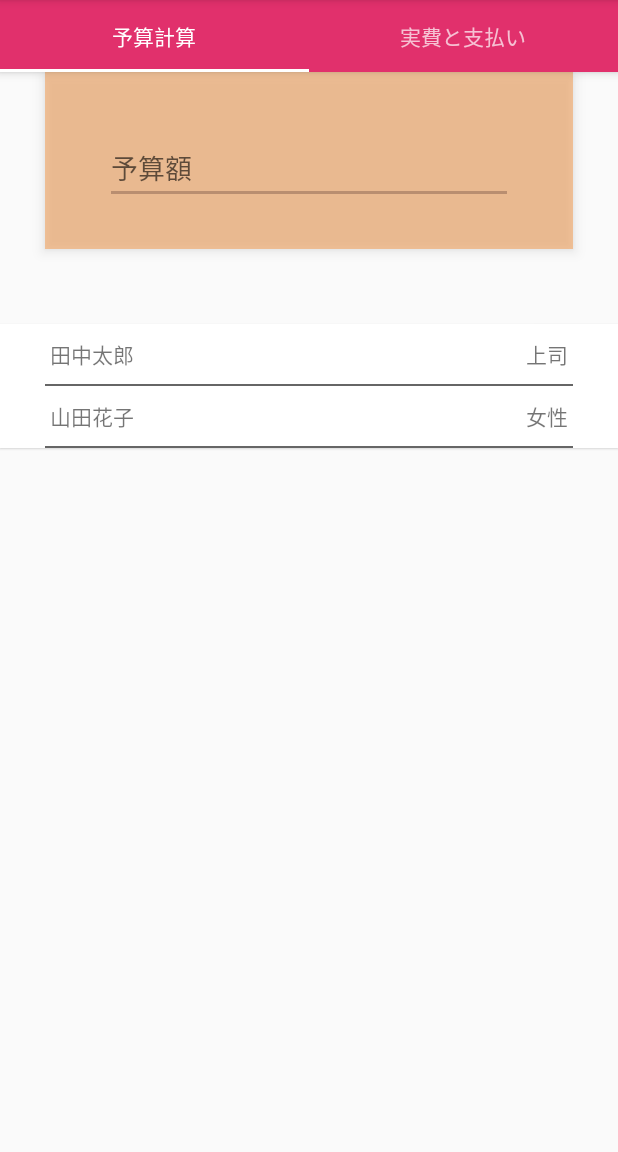
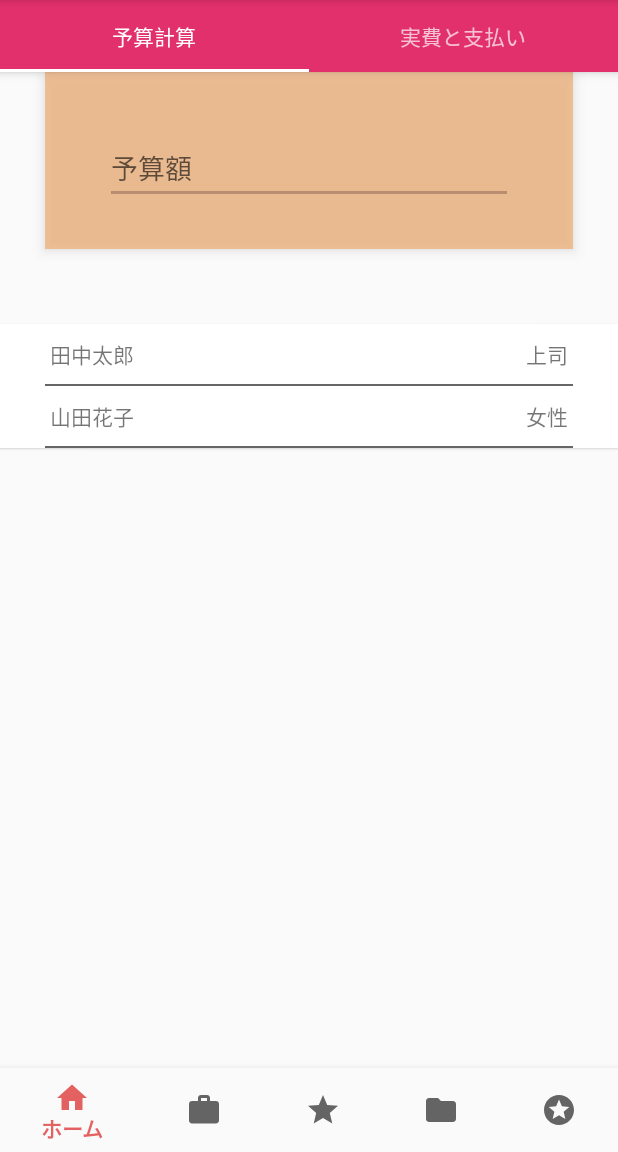
Before and after one commit to YoshijiFujiwara/hew-2-android-master, an Android app: the MainActivity screen opened directly, with no data from a screen before it, in the side drawer, after a tap on "予算", on a phone screen of 412 x 824 dp, the part 84-1236 px from its top. Run offline under Robolectric (Android 15) with nearby library versions, the phone set to English and light mode, and no system bars.

Commit message:
ボトムバー表示

```diff
--- a/app/src/main/res/layout/app_bar_member.xml
+++ b/app/src/main/res/layout/app_bar_member.xml
@@ -1,5 +1,5 @@
 <?xml version="1.0" encoding="utf-8"?>
-<android.support.design.widget.CoordinatorLayout xmlns:android="http://schemas.android.com/apk/res/android"
+<android.support.constraint.ConstraintLayout xmlns:android="http://schemas.android.com/apk/res/android"
     xmlns:app="http://schemas.android.com/apk/res-auto"
     xmlns:tools="http://schemas.android.com/tools"
     android:layout_width="match_parent"
@@ -7,9 +7,13 @@
     tools:context=".activities.MainActivity">
 
     <android.support.design.widget.AppBarLayout
+        android:id="@+id/appBarLayout"
         android:layout_width="match_parent"
         android:layout_height="wrap_content"
-        android:theme="@style/AppTheme.AppBarOverlay">
+        android:theme="@style/AppTheme.AppBarOverlay"
+        app:layout_constraintEnd_toEndOf="parent"
+        app:layout_constraintStart_toStartOf="parent"
+        app:layout_constraintTop_toTopOf="parent">
 
         <android.support.v7.widget.Toolbar
             android:id="@+id/toolbar"
@@ -23,7 +27,22 @@
     <FrameLayout
         android:id="@+id/container"
         android:layout_width="match_parent"
-        android:layout_height="match_parent"
-        android:layout_marginTop="?attr/actionBarSize"/>
+        android:layout_height="0dp"
+        app:layout_constraintBottom_toTopOf="@+id/navigation"
+        app:layout_constraintEnd_toEndOf="parent"
+        app:layout_constraintStart_toStartOf="parent"
+        app:layout_constraintTop_toBottomOf="@+id/appBarLayout" />
 
-</android.support.design.widget.CoordinatorLayout>
+    <android.support.design.widget.BottomNavigationView
+        android:id="@+id/navigation"
+        android:layout_width="0dp"
+        android:layout_height="wrap_content"
+        android:layout_marginStart="0dp"
+        android:layout_marginEnd="0dp"
+        android:background="?android:attr/windowBackground"
+        app:layout_constraintBottom_toBottomOf="parent"
+        app:layout_constraintLeft_toLeftOf="parent"
+        app:layout_constraintRight_toRightOf="parent"
+        app:menu="@menu/bottom_navigation" />
+
+</android.support.constraint.ConstraintLayout>
```
